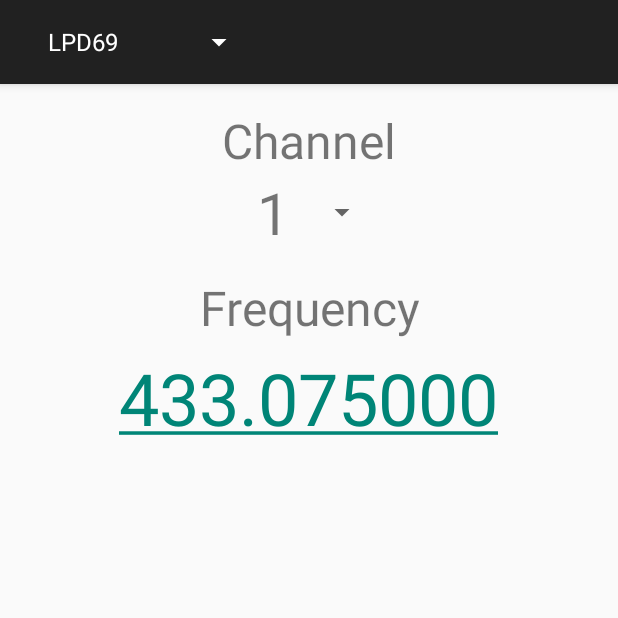
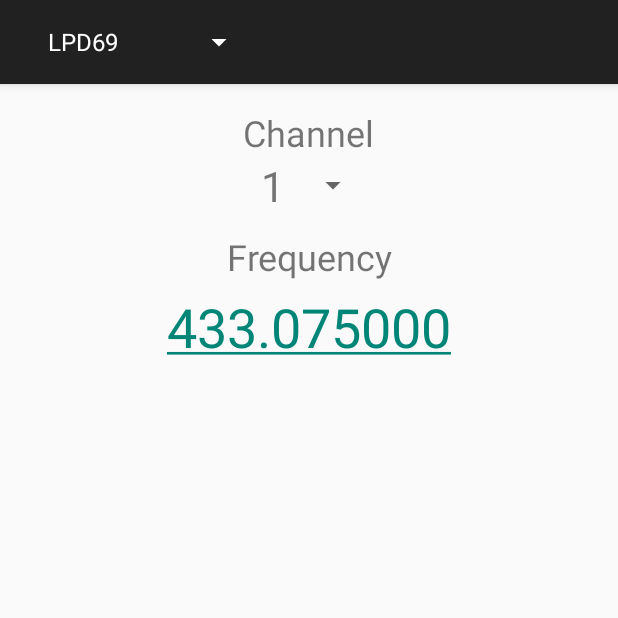
Before and after one commit to anagaf/freqhelper, an Android app: the screen it shows after launch (MainActivity), on a phone screen of 412 x 824 dp, the top half of it. Run offline under Robolectric (Android 15) with nearby library versions, the light colour scheme and no system bars.

Commit message:
Fixed sizes

```diff
--- a/FreqHelper/src/main/res/values/dimens.xml
+++ b/FreqHelper/src/main/res/values/dimens.xml
@@ -3,13 +3,13 @@
     <dimen name="activity_horizontal_margin">16dp</dimen>
     <dimen name="activity_vertical_margin">16dp</dimen>
 
-    <dimen name="xlarge_text_size">72px</dimen>
-    <dimen name="large_text_size">58px</dimen>
-    <dimen name="medium_text_size">48px</dimen>
-    <dimen name="small_text_size">32px</dimen>
+    <dimen name="xlarge_text_size">36sp</dimen>
+    <dimen name="large_text_size">28sp</dimen>
+    <dimen name="medium_text_size">24sp</dimen>
+    <dimen name="small_text_size">16sp</dimen>
 
-    <dimen name="content_item_large_gap">32dp</dimen>
-    <dimen name="content_item_medium_gap">16dp</dimen>
+    <dimen name="content_item_large_gap">24dp</dimen>
+    <dimen name="content_item_medium_gap">12dp</dimen>
     <dimen name="content_item_small_gap">6dp</dimen>
 
     </resources>
```
